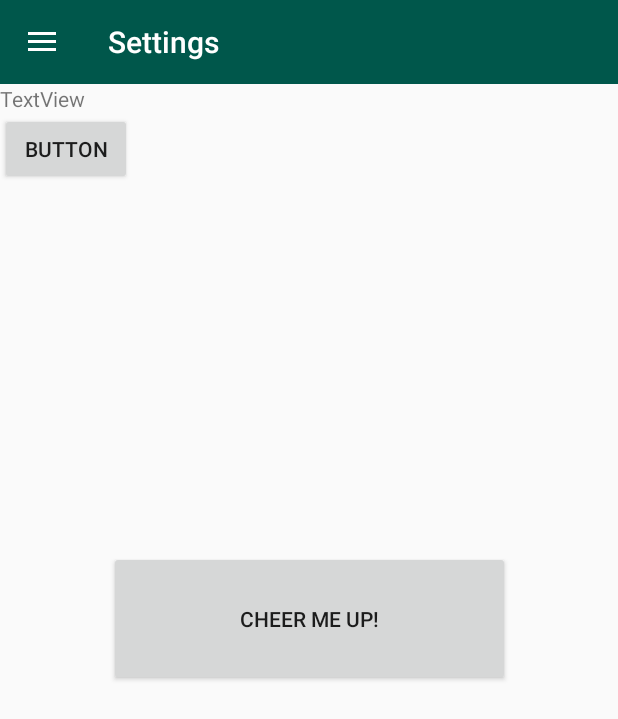
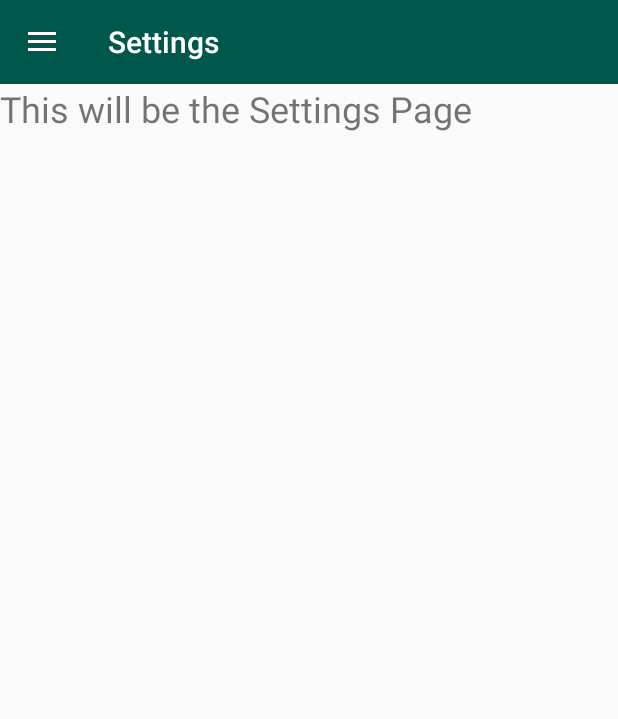
Before and after one commit to rbauwens/cheer-me-up, an Android app: the screen it shows after launch (MainActivity), in the side drawer, after a tap on "Settings", on a phone screen of 412 x 824 dp. Shown: the top 719 px of the screen. Run offline under Robolectric (Android 15) with nearby library versions, the phone set to English and light mode, and no system bars.

Commit message:
turn cheer me up activity into a fragment

```diff
--- a/app/src/main/java/com/example/cheermeup/activity/MainActivity.java
+++ b/app/src/main/java/com/example/cheermeup/activity/MainActivity.java
@@ -15,6 +15,7 @@ import android.view.MenuItem;
 import android.view.View;
 
 import com.example.cheermeup.R;
+import com.example.cheermeup.fragment.CheerMeUpFragment;
 import com.example.cheermeup.fragment.HomeFragment;
 import com.example.cheermeup.fragment.SettingsFragment;
 import com.google.android.material.navigation.NavigationView;
@@ -26,38 +27,25 @@ public class MainActivity extends AppCompatActivity {
     private Toolbar toolbar;
     private ActionBarDrawerToggle drawerToggle;
 
-
-    // urls to load navigation header background image
-    // and profile image
-    private static final String urlNavHeaderBg = "https://api.androidhive.info/images/nav-menu-header-bg.jpg";
-    private static final String urlProfileImg = "https://lh3.googleusercontent.com/eCtE_G34M9ygdkmOpYvCag1vBARCmZwnVS6rS5t4JLzJ6QgQSBquM0nuTsCpLhYbKljoyS-txg";
-
-    // index to identify current nav menu item
-    public static int navItemIndex = 0;
-
-    // tags to attach the fragments
-    private static final String TAG_HOME = "home";
-    private static final String TAG_SETTINGS = "settings";
-    public static String CURRENT_TAG = TAG_HOME;
-
-
     @Override
     protected void onCreate(Bundle savedInstanceState) {
         super.onCreate(savedInstanceState);
         setContentView(R.layout.activity_main);
-        toolbar = (Toolbar) findViewById(R.id.toolbar);
+
+        FragmentManager fragmentManager = getSupportFragmentManager();
+        fragmentManager.beginTransaction().replace(R.id.flContent, new HomeFragment()).commit();
+        setTitle("Home");
+
+        toolbar = findViewById(R.id.toolbar);
         setSupportActionBar(toolbar);
 
-        drawer = (DrawerLayout) findViewById(R.id.drawer_layout);
+        drawer = findViewById(R.id.drawer_layout);
         drawerToggle = setupDrawerToggle();
         drawer.addDrawerListener(drawerToggle);
 
 
-        navigationView = (NavigationView) findViewById(R.id.nav_view);
+        navigationView = findViewById(R.id.nav_view);
 //        View navHeader = navigationView.inflateHeaderView(R.layout.nav_header_main);
-
-        // Navigation view header
-//        navHeader = navigationView.getHeaderView(0);
 
         // initialize navigation menu
         setupDrawerContent();
@@ -161,4 +149,11 @@ public class MainActivity extends AppCompatActivity {
         startActivity(intent);
     }
 
+    public void cheerMeUpFragment(View view) {
+        FragmentManager fragmentManager = getSupportFragmentManager();
+        fragmentManager.beginTransaction().replace(R.id.flContent, new CheerMeUpFragment()).commit();
+        setTitle("Cheer Me Up");
+    }
+
+
 }
--- /dev/null
+++ b/app/src/main/java/com/example/cheermeup/fragment/CheerMeUpFragment.java
@@ -0,0 +1,56 @@
+package com.example.cheermeup.fragment;
+
+import android.os.Bundle;
+import android.view.LayoutInflater;
+import android.view.View;
+import android.view.ViewGroup;
+import android.widget.Button;
+import android.widget.ImageView;
+
+import androidx.fragment.app.Fragment;
+
+import com.example.cheermeup.R;
+
+public class CheerMeUpFragment extends Fragment {
+    Button changeImageButton;
+    ImageView imageView;
+    private int lastResourceId;
+
+
+    // The onCreateView method is called when Fragment should create its View object hierarchy,
+    // either dynamically or via XML layout inflation.
+    @Override
+    public View onCreateView(LayoutInflater inflater, ViewGroup parent, Bundle savedInstanceState) {
+        // Defines the xml file for the fragment
+        return inflater.inflate(R.layout.activity_cheer_me_up, parent, false);
+    }
+
+    // This event is triggered soon after onCreateView().
+    // Any view setup should occur here.  E.g., view lookups and attaching view listeners.
+    @Override
+    public void onViewCreated(View view, Bundle savedInstanceState) {
+        // Setup any handles to view objects here
+        // EditText etFoo = (EditText) view.findViewById(R.id.etFoo);
+        this.lastResourceId = R.drawable.koala;
+        addListenerOnButton(view);
+    }
+
+    public void addListenerOnButton(View view) {
+        imageView = (ImageView) view.findViewById(R.id.cheerMeUpImageView);
+
+        changeImageButton = (Button) view.findViewById(R.id.changeImageButton);
+        changeImageButton.setOnClickListener(new View.OnClickListener() {
+            @Override
+            public void onClick(View v) {
+
+                if (lastResourceId == R.drawable.koala) {
+                    imageView.setImageResource(R.drawable.penguins);
+                    lastResourceId = R.drawable.penguins;
+                } else {
+                    imageView.setImageResource(R.drawable.koala);
+                    lastResourceId = R.drawable.koala;
+                }
+            }
+        });
+    }
+}
--- a/app/src/main/res/layout/activity_main.xml
+++ b/app/src/main/res/layout/activity_main.xml
@@ -28,26 +28,6 @@
             android:layout_height="match_parent" />
     </LinearLayout>
 
-    <androidx.constraintlayout.widget.ConstraintLayout
-        android:id="@+id/relativeLayout"
-        android:layout_width="match_parent"
-        android:layout_height="match_parent">
-
-        <Button
-            android:id="@+id/CheerMeUpButton"
-            android:layout_width="267dp"
-            android:layout_height="90dp"
-            android:onClick="cheerMeUp"
-            android:text="@string/button_cheermeup"
-            app:layout_constraintBottom_toBottomOf="parent"
-            app:layout_constraintEnd_toEndOf="parent"
-            app:layout_constraintHorizontal_bias="0.5"
-            app:layout_constraintStart_toStartOf="parent"
-            app:layout_constraintTop_toTopOf="parent"
-            tools:layout_conversion_wrapHeight="180"
-            tools:layout_conversion_wrapWidth="534" />
-
-    </androidx.constraintlayout.widget.ConstraintLayout>
 
     <com.google.android.material.navigation.NavigationView
         android:id="@+id/nav_view"
--- a/app/src/main/res/layout/fragment_settings.xml
+++ b/app/src/main/res/layout/fragment_settings.xml
@@ -7,12 +7,8 @@
         android:id="@+id/textView1"
         android:layout_width="wrap_content"
         android:layout_height="wrap_content"
-        android:text="TextView" />
+        android:text="This will be the Settings Page"
+        android:textSize="24sp" />
 
-    <Button
-        android:id="@+id/button1"
-        android:layout_width="wrap_content"
-        android:layout_height="wrap_content"
-        android:text="Button" />
 
 </LinearLayout>
--- a/app/src/main/res/values/strings.xml
+++ b/app/src/main/res/values/strings.xml
@@ -5,6 +5,7 @@
     <string name="button_send">Send</string>
     <string name="button_cheermeup">Cheer Me Up!</string>
     <string name="button_change_image">Change Image</string>
+    <string name="cheerMeUp_title">Cheer Me Up</string>
 
     <string name="navigation_drawer_open">Open Navigation Drawer</string>
     <string name="navigation_drawer_close">Close Navigation Drawer</string>
```
Also changed, not shown: app/src/main/res/layout/fragment_home.xml (+14 -11 lines).
